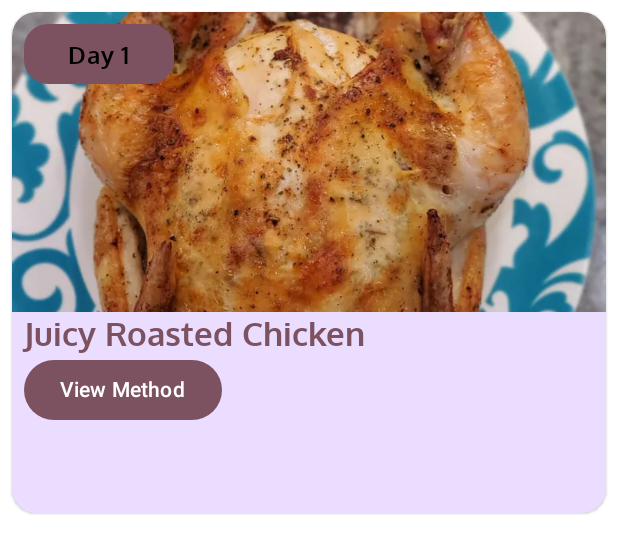
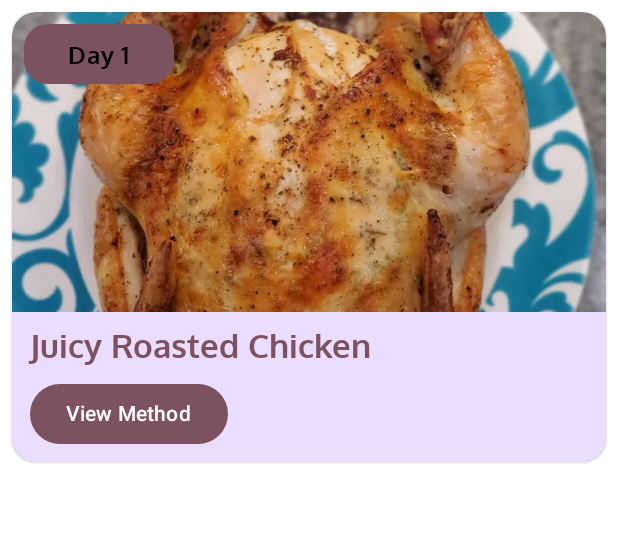
Before and after one commit to cheese-1024/RecipeApp, an Android app built with Jetpack Compose: the @Preview function GreetingPreview, on a phone screen of 412 x 824 dp. Shown: the top 553 px of the screen. Run offline under Robolectric (Android 15) with nearby library versions, the phone set to English and light mode, and no system bars.

Commit message:
Fix padding and arrangement

```diff
--- a/app/src/main/java/com/example/a30daysofrecipes/MainActivity.kt
+++ b/app/src/main/java/com/example/a30daysofrecipes/MainActivity.kt
@@ -34,7 +34,6 @@ import androidx.compose.ui.layout.ContentScale
 import androidx.compose.ui.platform.LocalContext
 import androidx.compose.ui.res.painterResource
 import androidx.compose.ui.res.stringResource
-import androidx.compose.ui.text.style.TextAlign
 import androidx.compose.ui.tooling.preview.Preview
 import androidx.compose.ui.unit.dp
 import com.example.a30daysofrecipes.data.Recipe
@@ -67,7 +66,7 @@ fun RecipeCard(recipe: Recipe) {
         ),
         modifier = Modifier
             .fillMaxWidth()
-            .height(350.dp)
+            .height(316.dp)
             .padding(8.dp)
     ) {
         Column(
@@ -107,13 +106,13 @@ fun RecipeCard(recipe: Recipe) {
                 color = MaterialTheme.colorScheme.tertiary,
                 style = MaterialTheme.typography.displayLarge,
                 modifier = Modifier
-                    .padding(start = 8.dp)
+                    .padding(start = 12.dp, top = 8.dp)
             )
 
             OpenUrlButton(
                 stringResource(id = recipe.urlRes),
                 modifier = Modifier
-                    .offset(x = 8.dp)
+                    .offset(x = 12.dp, y = 8.dp)
             )
         }
     }
```
